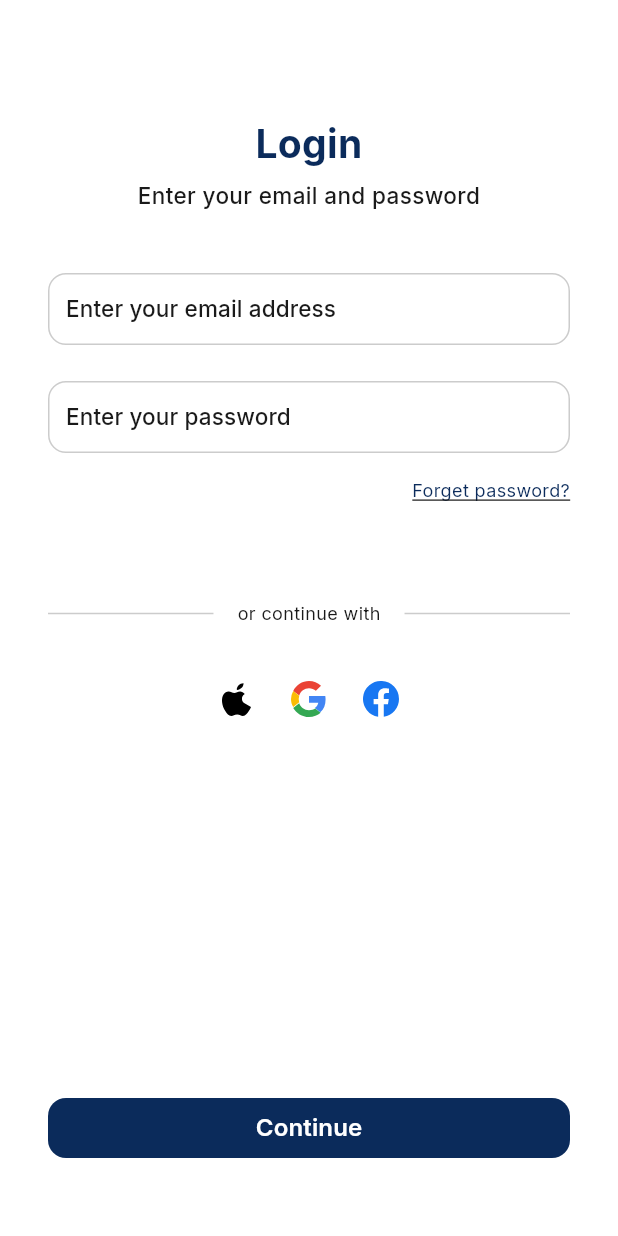
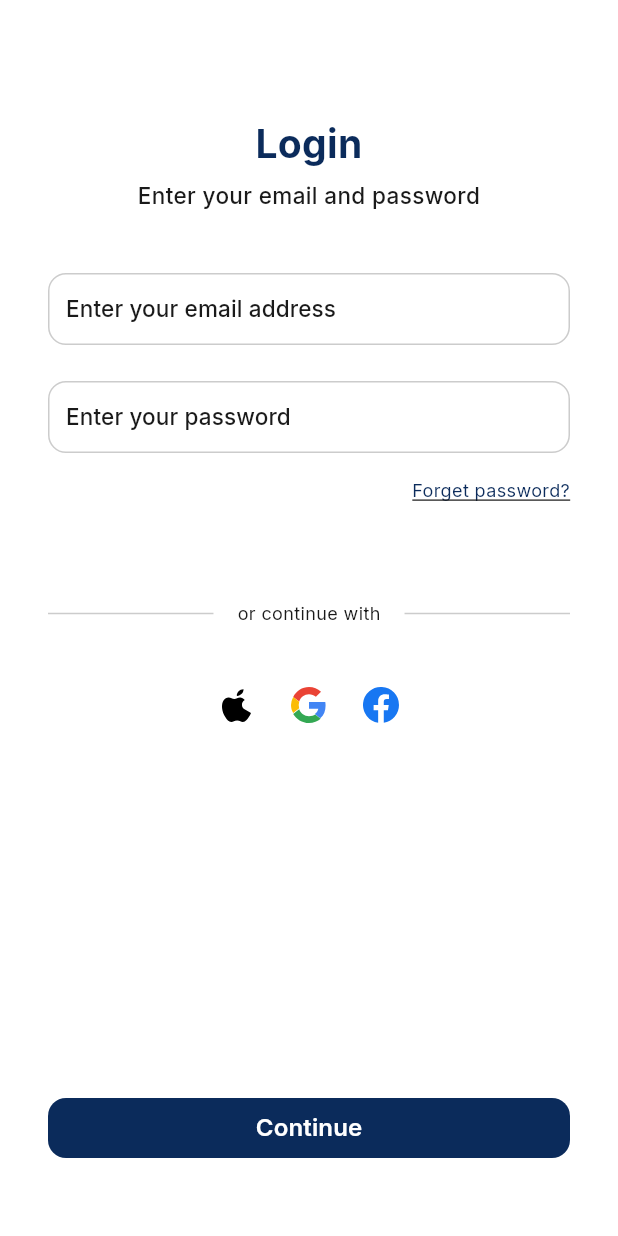
Before and after one commit to nourhannnmohameddd/ishara_app, a Flutter app: the screen it shows after launch, after a tap on "Sign Up", after a tap on "Login", on a phone screen of 412 x 824 dp. Run offline on Flutter 3.47's test engine with Material 3 defaults, Android fonts, the phone set to English and light mode, and no system bars; our stand-ins replace flutter_svg, google_fonts; statements that could not run were skipped.

Commit message:
Refactor spacing in login and onboarding views to use AppSpacing constants for consistency

```diff
--- a/lib/presentation/login/login_view.dart
+++ b/lib/presentation/login/login_view.dart
@@ -59,19 +59,19 @@ class _LoginViewState extends State<LoginView> {
                         child: Column(
                           crossAxisAlignment: CrossAxisAlignment.stretch,
                           children: [
-                            const SizedBox(height: 64),
+                            const SizedBox(height: AppSpacing.xxxl),
                             Text(
                               'Login',
                               textAlign: TextAlign.center,
                               style: AppTextStyles.headlineLarge.copyWith(color: AppColors.primary),
                             ),
-                            const SizedBox(height: 8),
+                            const SizedBox(height: AppSpacing.small),
                             Text(
                               'Enter your email and password',
                               textAlign: TextAlign.center,
                               style: AppTextStyles.bodyMedium.copyWith(color: AppColors.text),
                             ),
-                            const SizedBox(height: 40),
+                            const SizedBox(height: AppSpacing.xxl),
                             CustomTextField(
                               controller: _emailController,
                               label: 'Enter your email address',
@@ -79,7 +79,7 @@ class _LoginViewState extends State<LoginView> {
                               onChanged: (_) => widget.viewModel.clearEmailError(),
                               errorText: widget.viewModel.emailError,
                             ),
-                            const SizedBox(height: 16),
+                            const SizedBox(height: AppSpacing.medium),
                             CustomTextField(
                               controller: _passwordController,
                               label: 'Enter your password',
@@ -87,7 +87,7 @@ class _LoginViewState extends State<LoginView> {
                               onChanged: (_) => widget.viewModel.clearPasswordError(),
                               errorText: widget.viewModel.passwordError,
                             ),
-                            const SizedBox(height: 8),
+                            const SizedBox(height: AppSpacing.small),
                             Align(
                               alignment: Alignment.centerRight,
                               child: GestureDetector(
@@ -101,9 +101,9 @@ class _LoginViewState extends State<LoginView> {
                                 ),
                               ),
                             ),
-                            const SizedBox(height: 40),
+                            const SizedBox(height: AppSpacing.xxl),
                             const SectionDivider(),
-                            const SizedBox(height: 20),
+                            const SizedBox(height: AppSpacing.large),
                             SocialAuthRow(
                               onApplePressed: () => widget.viewModel.onApplePressed(),
                               onGooglePressed: () => widget.viewModel.onGooglePressed(),
@@ -118,7 +118,7 @@ class _LoginViewState extends State<LoginView> {
                                 _passwordController.text,
                               ),
                             ),
-                            const SizedBox(height: 32),
+                            const SizedBox(height: AppSpacing.xl),
                           ],
                         ),
                       ),
--- a/lib/presentation/login/widgets/social_auth_row.dart
+++ b/lib/presentation/login/widgets/social_auth_row.dart
@@ -1,5 +1,7 @@
 import 'package:flutter/material.dart';
 import 'package:flutter_svg/flutter_svg.dart';
+
+import '../../../core/constants/app_spacing.dart';
 
 /// Centered row of social auth icons (24x24) with 24px spacing. Each icon is tappable.
 /// Uses SVG assets; PNG paths (apple.png, google.png, facebook.png) can be used if added.
@@ -15,9 +17,6 @@ class SocialAuthRow extends StatelessWidget {
   final VoidCallback onGooglePressed;
   final VoidCallback onFacebookPressed;
 
-  static const double _iconSize = 24.0;
-  static const double _spacing = 24.0;
-
   @override
   Widget build(BuildContext context) {
     return Row(
@@ -26,19 +25,19 @@ class SocialAuthRow extends StatelessWidget {
         _SocialIcon(
           assetPath: 'assets/icons/apple.svg',
           onTap: onApplePressed,
-          size: _iconSize,
+          size: AppSpacing.large,
         ),
-        const SizedBox(width: _spacing),
+        const SizedBox(width: AppSpacing.large),
         _SocialIcon(
           assetPath: 'assets/icons/google.svg',
           onTap: onGooglePressed,
-          size: _iconSize,
+          size: AppSpacing.large,
         ),
-        const SizedBox(width: _spacing),
+        const SizedBox(width: AppSpacing.large),
         _SocialIcon(
           assetPath: 'assets/icons/facebook.svg',
           onTap: onFacebookPressed,
-          size: _iconSize,
+          size: AppSpacing.large,
         ),
       ],
     );
--- a/lib/presentation/onboarding/onboarding_view.dart
+++ b/lib/presentation/onboarding/onboarding_view.dart
@@ -20,7 +20,7 @@ class _OnboardingViewState extends State<OnboardingView> {
   static const double _maxContentWidth = 420;
   static const double _imageHeightFraction = 0.6;
   static const double _cardHeightFraction = 0.4;
-  static const double _cardOverlapOffset = 24;
+  static const double _cardOverlapOffset = AppSpacing.large;
   static const double _webBreakpoint = 600;
 
   @override
@@ -107,14 +107,14 @@ class _BottomCard extends StatelessWidget {
 
   final OnboardingViewModel viewModel;
 
-  static const double _cardTopRadius = 32;
-  static const double _cardPaddingHorizontal = 24;
-  static const double _cardPaddingVertical = 28; // slightly refined
+  static const double _cardTopRadius = AppSpacing.xl;
+  static const double _cardPaddingHorizontal = AppSpacing.large;
+  static const double _cardPaddingVertical = AppSpacing.xl;
 
-  static const double _dotActiveWidth = 24;
-  static const double _dotActiveHeight = 6;
-  static const double _dotActiveRadius = 3;
-  static const double _dotInactiveSize = 6;
+  static const double _dotActiveWidth = AppSpacing.large;
+  static const double _dotActiveHeight = AppSpacing.small;
+  static const double _dotActiveRadius = AppSpacing.xs;
+  static const double _dotInactiveSize = AppSpacing.xs;
 
   @override
   Widget build(BuildContext context) {
@@ -161,7 +161,7 @@ class _BottomCard extends StatelessWidget {
                           textAlign: TextAlign.center,
                           style: AppTextStyles.headlineLarge,
                         ),
-                        const SizedBox(height: 16),
+                        const SizedBox(height: AppSpacing.medium),
                         Text(
                           slide.description,
                           textAlign: TextAlign.center,
@@ -170,19 +170,22 @@ class _BottomCard extends StatelessWidget {
                       ],
                     ),
                     /// 🔹 Minimum space + flexible gap before dots
-                    const SizedBox(height: 24),
+                    const SizedBox(height: AppSpacing.large),
                     const Spacer(),
                     /// 🔹 DOTS (minimum spacing above)
                     Padding(
-                      padding: const EdgeInsets.only(top: 12),
+                      padding: const EdgeInsets.only(top: AppSpacing.medium),
                       child: Row(
                         mainAxisAlignment: MainAxisAlignment.center,
                         children: List.generate(
                           OnboardingViewModel.pages.length,
                           (index) {
                             final isActive = index == viewModel.currentIndex;
-                            return Padding(
-                              padding: const EdgeInsets.symmetric(horizontal: 4),
+                            return GestureDetector(
+                              onTap: () => viewModel.goToPage(index),
+                              child: Padding(
+                                padding: const EdgeInsets.symmetric(
+                                    horizontal: AppSpacing.xs),
                                 child: AnimatedContainer(
                                   duration: const Duration(milliseconds: 200),
                                   width: isActive
@@ -202,23 +205,24 @@ class _BottomCard extends StatelessWidget {
                                         : AppColors.inactiveDot,
                                   ),
                                 ),
+                              ),
                             );
                           },
                         ),
                       ),
                     ),
-                    const SizedBox(height: 28),
+                    const SizedBox(height: AppSpacing.xl),
                     /// 🔹 SIGN UP
                     PrimaryButton(
                       label: 'Sign Up',
                       onPressed: viewModel.onSignUpPressed,
                     ),
-                    const SizedBox(height: 8),
+                    const SizedBox(height: AppSpacing.small),
                     /// 🔹 LOGIN
                     _HoverLoginButton(
                       onPressed: viewModel.goToLogin,
                     ),
-                    const SizedBox(height: 4),
+                    const SizedBox(height: AppSpacing.xs),
                   ],
                 ),
               ),
```
Also changed, not shown: lib/presentation/onboarding/onboarding_viewmodel.dart (+8 -0 lines). Lines whose indentation alone changed are shown as unchanged.
